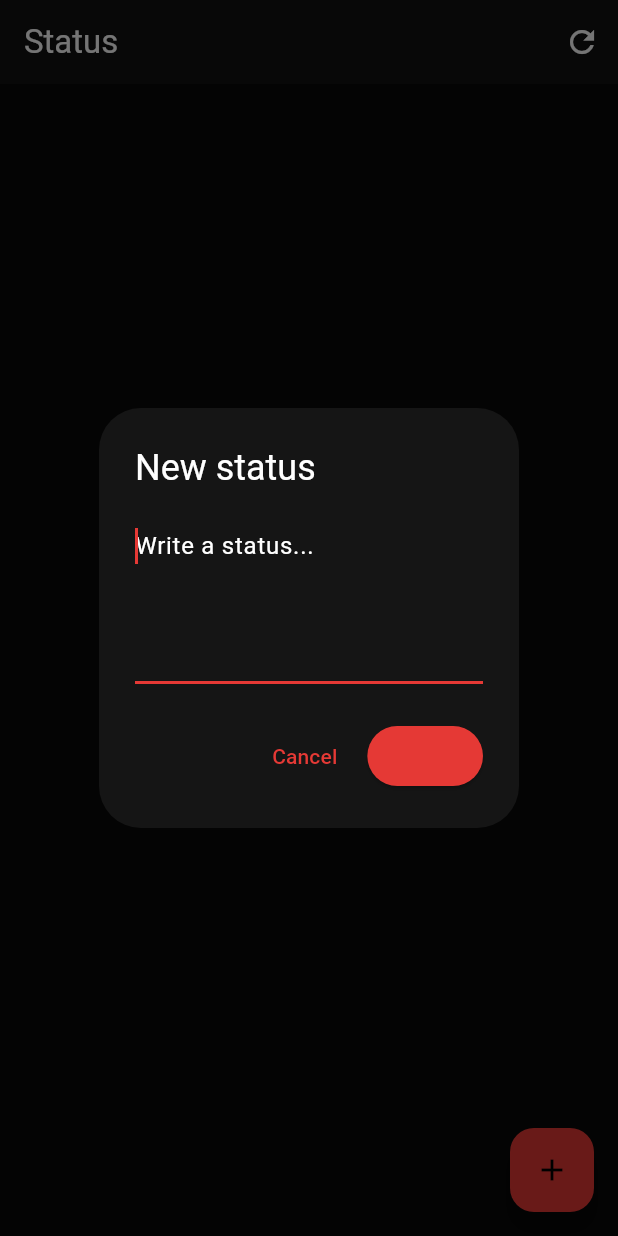
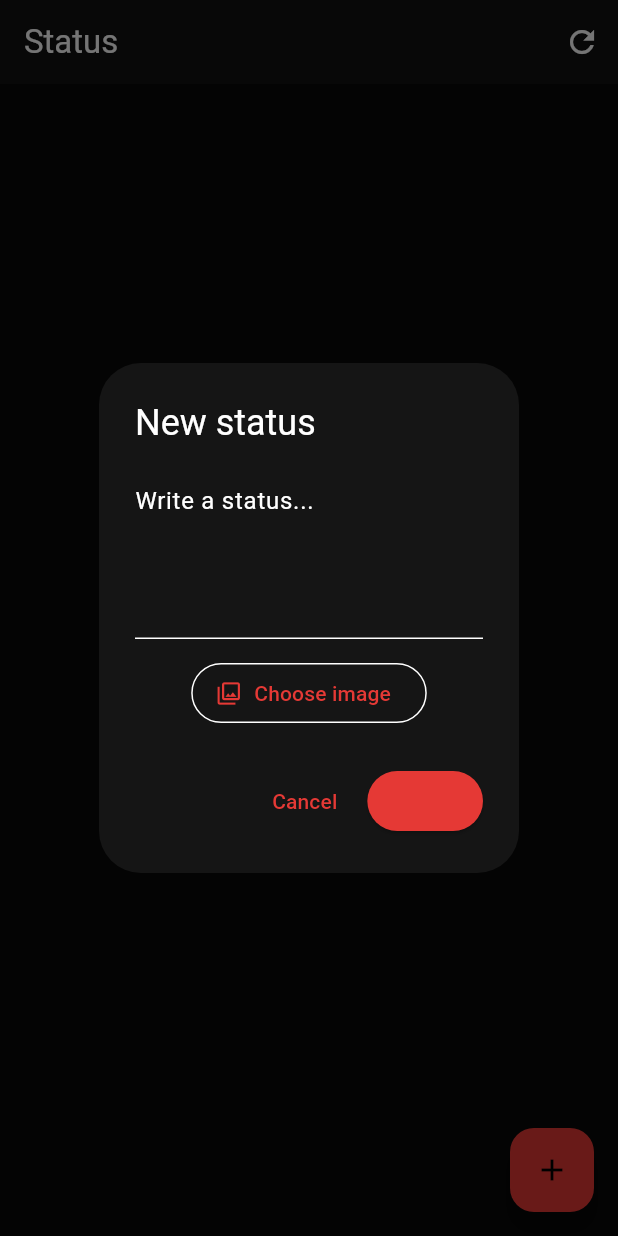
Before and after one commit to zeesanjsus-cmd/Privacy-what-sapp, a Flutter app: the Status screen opened directly, after a tap on the "add" icon, on a phone screen of 412 x 824 dp. Run offline on Flutter 3.47's test engine with Material 3 defaults, Android fonts, the phone set to English and light mode, and no system bars; our stand-ins replace firebase_core, firebase_messaging, flutter_secure_storage, image_picker; accounts and stored records are empty; network calls fail.

Commit message:
Add image status posting

```diff
--- a/mobile/lib/main.dart
+++ b/mobile/lib/main.dart
@@ -330,30 +330,47 @@ class _StatusState extends State<Status> {
 
   Future<void> addStatus() async {
     caption.clear();
-    final value = await showDialog<String>(
+    final choice = await showDialog<String>(
       context: context,
       builder: (_) => AlertDialog(
         backgroundColor: panel,
         title: const Text('New status'),
-        content: TextField(
-          controller: caption,
-          autofocus: true,
-          maxLines: 4,
-          decoration: const InputDecoration(hintText: 'Write a status...'),
-        ),
+        content: Column(mainAxisSize: MainAxisSize.min, children: [
+          TextField(
+            controller: caption,
+            maxLines: 4,
+            decoration: const InputDecoration(hintText: 'Write a status...'),
+          ),
+          const SizedBox(height: 12),
+          OutlinedButton.icon(
+            onPressed: () => Navigator.pop(context, 'image'),
+            icon: const Icon(Icons.photo_library_outlined),
+            label: const Text('Choose image'),
+          ),
+        ]),
         actions: [
           TextButton(onPressed: () => Navigator.pop(context), child: const Text('Cancel')),
           ElevatedButton(
             style: ElevatedButton.styleFrom(backgroundColor: red),
-            onPressed: () => Navigator.pop(context, caption.text.trim()),
+            onPressed: () => Navigator.pop(context, 'text'),
             child: const Text('Post'),
           ),
         ],
       ),
     );
-    if (value == null || value.isEmpty) return;
+    if (choice == null) return;
     try {
-      await api.post('/statuses', {'caption': value});
+      if (choice == 'image') {
+        final file = await ImagePicker().pickImage(source: ImageSource.gallery, imageQuality: 85);
+        if (file == null) return;
+        final uploaded = await api.upload('/media/upload', file);
+        await api.post('/statuses', {
+          'mediaUrl': uploaded['url'],
+          'caption': caption.text.trim(),
+        });
+      } else if (caption.text.trim().isNotEmpty) {
+        await api.post('/statuses', {'caption': caption.text.trim()});
+      }
       await load();
     } catch (e) {
       if (mounted) ScaffoldMessenger.of(context).showSnackBar(SnackBar(content: Text(e.toString())));
```
